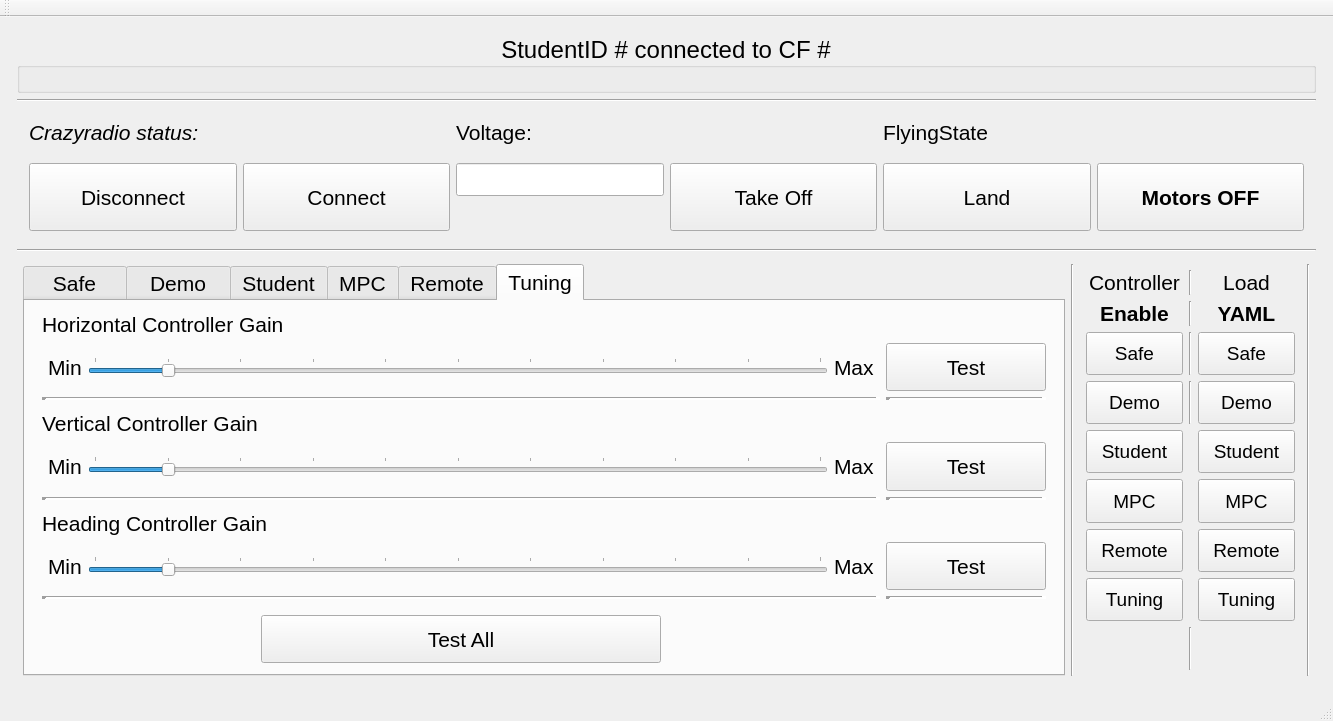
Old version of the form pps_ws/src/d_fall_pps/GUI_Qt/studentGUI/src/MainWindow.ui in the repository alexdidier/rampc-quadrotor.
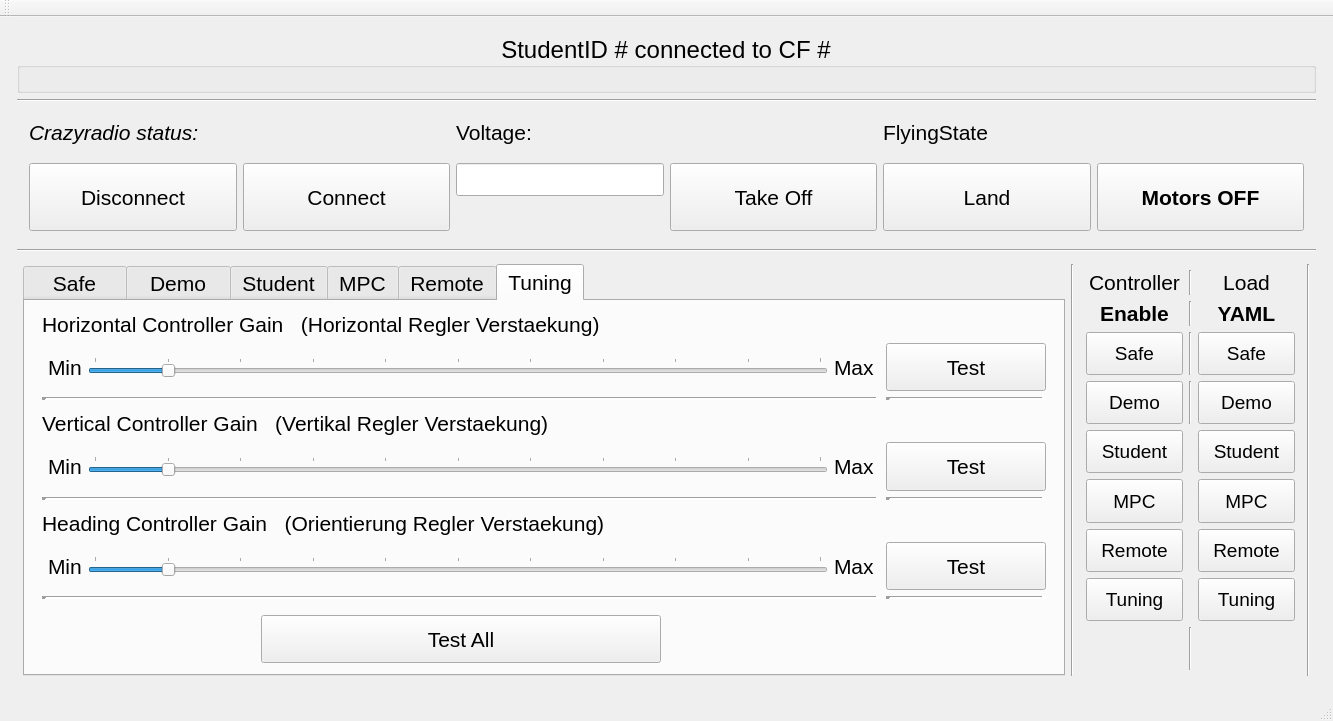
New version of the form.

What changed in the file:
```diff
--- a/pps_ws/src/d_fall_pps/GUI_Qt/studentGUI/src/MainWindow.ui
+++ b/pps_ws/src/d_fall_pps/GUI_Qt/studentGUI/src/MainWindow.ui
@@ -2833,7 +2833,7 @@
               <item row="4" column="0">
                <widget class="QLabel" name="label_45">
                 <property name="text">
-                 <string>Vertical Controller Gain</string>
+                 <string>Vertical Controller Gain   (Vertikal Regler Verstaekung)</string>
                 </property>
                </widget>
               </item>
@@ -2905,7 +2905,7 @@
               <item row="8" column="0">
                <widget class="QLabel" name="label_46">
                 <property name="text">
-                 <string>Heading Controller Gain</string>
+                 <string>Heading Controller Gain   (Orientierung Regler Verstaekung)</string>
                 </property>
                </widget>
               </item>
@@ -2998,7 +2998,7 @@
               <item row="0" column="0">
                <widget class="QLabel" name="label_37">
                 <property name="text">
-                 <string>Horizontal Controller Gain</string>
+                 <string>Horizontal Controller Gain   (Horizontal Regler Verstaekung)</string>
                 </property>
                 <property name="alignment">
                  <set>Qt::AlignLeading|Qt::AlignLeft|Qt::AlignVCenter</set>
```
